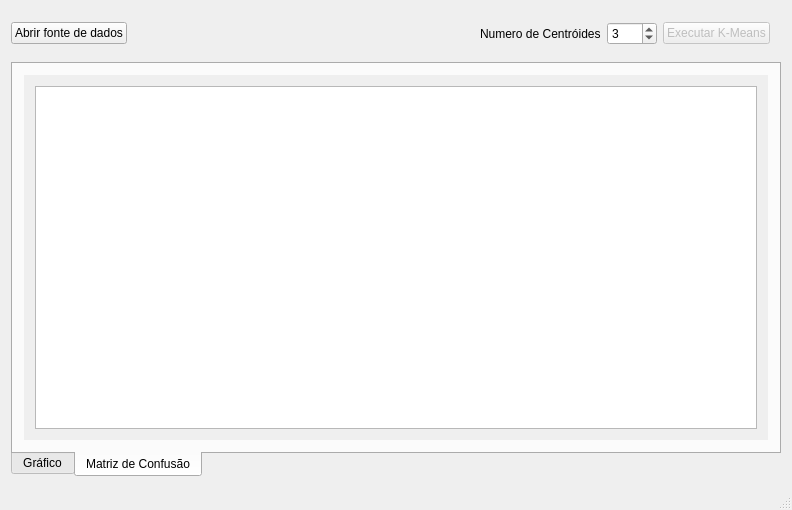
This is mainwindow.ui in GabrielPrototype/Academic-KMEANS-IRIS as Qt 5 draws it before an edit. The edited form follows.
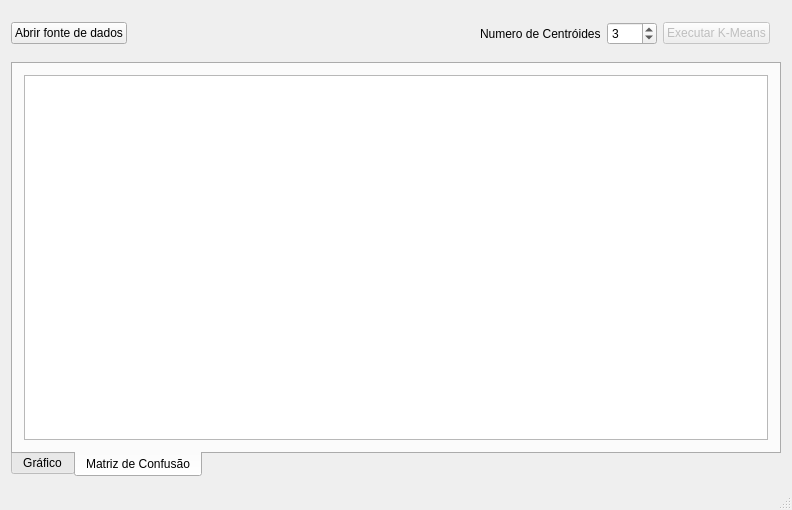
This is the edited form. The open tabs and pages were chosen to show the change. Icons and pictures are not drawn.

Commit message: remove scrollarea from confusion matrix display

Diff of the .ui file:
```diff
--- a/mainwindow.ui
+++ b/mainwindow.ui
@@ -304,32 +304,7 @@
        </attribute>
        <layout class="QVBoxLayout" name="verticalLayout_4">
         <item>
-         <widget class="QScrollArea" name="scrollArea">
-          <property name="frameShape">
-           <enum>QFrame::NoFrame</enum>
-          </property>
-          <property name="lineWidth">
-           <number>0</number>
-          </property>
-          <property name="widgetResizable">
-           <bool>true</bool>
-          </property>
-          <widget class="QWidget" name="scrollAreaWidgetContents">
-           <property name="geometry">
-            <rect>
-             <x>0</x>
-             <y>0</y>
-             <width>752</width>
-             <height>337</height>
-            </rect>
-           </property>
-           <layout class="QVBoxLayout" name="verticalLayout_5">
-            <item>
-             <widget class="QTableWidget" name="tableMatrix"/>
-            </item>
-           </layout>
-          </widget>
-         </widget>
+         <widget class="QTableWidget" name="tableMatrix"/>
         </item>
        </layout>
       </widget>
```
